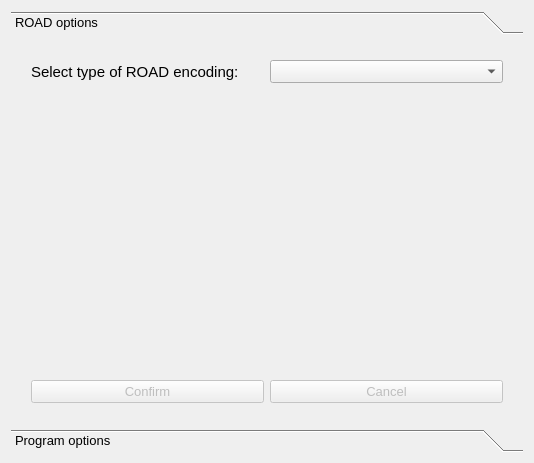
This is ROADUtilities/ROADConverter/ROADConverterGUI/optionswidget.ui in Xirexel/ROAD as Qt 5 draws it before an edit. The edited form follows.
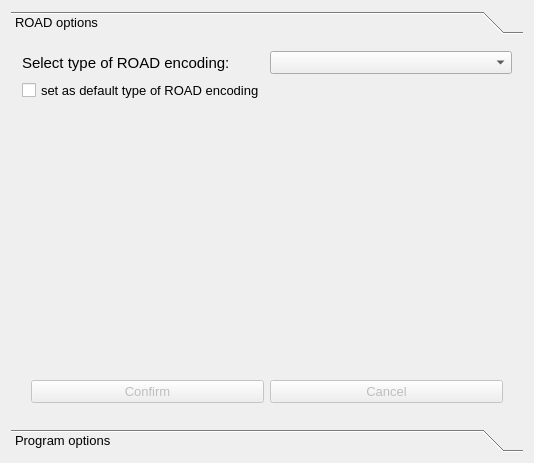
This is the edited form.

Commit message: Update options widgets and add options for set of default ROADFormat.

The edit to the form file:
```diff
--- a/ROADUtilities/ROADConverter/ROADConverterGUI/optionswidget.ui
+++ b/ROADUtilities/ROADConverter/ROADConverterGUI/optionswidget.ui
@@ -63,6 +63,20 @@
           </property>
           <item>
            <widget class="QWidget" name="widget" native="true">
+            <layout class="QVBoxLayout" name="verticalLayout_2">
+             <property name="leftMargin">
+              <number>0</number>
+             </property>
+             <property name="topMargin">
+              <number>0</number>
+             </property>
+             <property name="rightMargin">
+              <number>0</number>
+             </property>
+             <property name="bottomMargin">
+              <number>0</number>
+             </property>
+             <item>
             <layout class="QHBoxLayout" name="horizontalLayout_3">
              <item>
               <widget class="QLabel" name="label">
@@ -80,6 +94,15 @@
               <widget class="QComboBox" name="selectTypeOfROADencodingComboBox"/>
              </item>
             </layout>
+             </item>
+             <item>
+              <widget class="QCheckBox" name="setROADTypeAsDefaultCheckBox">
+               <property name="text">
+                <string>set as default type of ROAD encoding</string>
+               </property>
+              </widget>
+             </item>
+            </layout>
            </widget>
           </item>
           <item>
@@ -96,7 +119,7 @@
                <x>0</x>
                <y>0</y>
                <width>494</width>
-               <height>277</height>
+               <height>267</height>
               </rect>
              </property>
             </widget>
```
Lines whose indentation alone changed are shown as unchanged. The commit also changes 13 other files.
